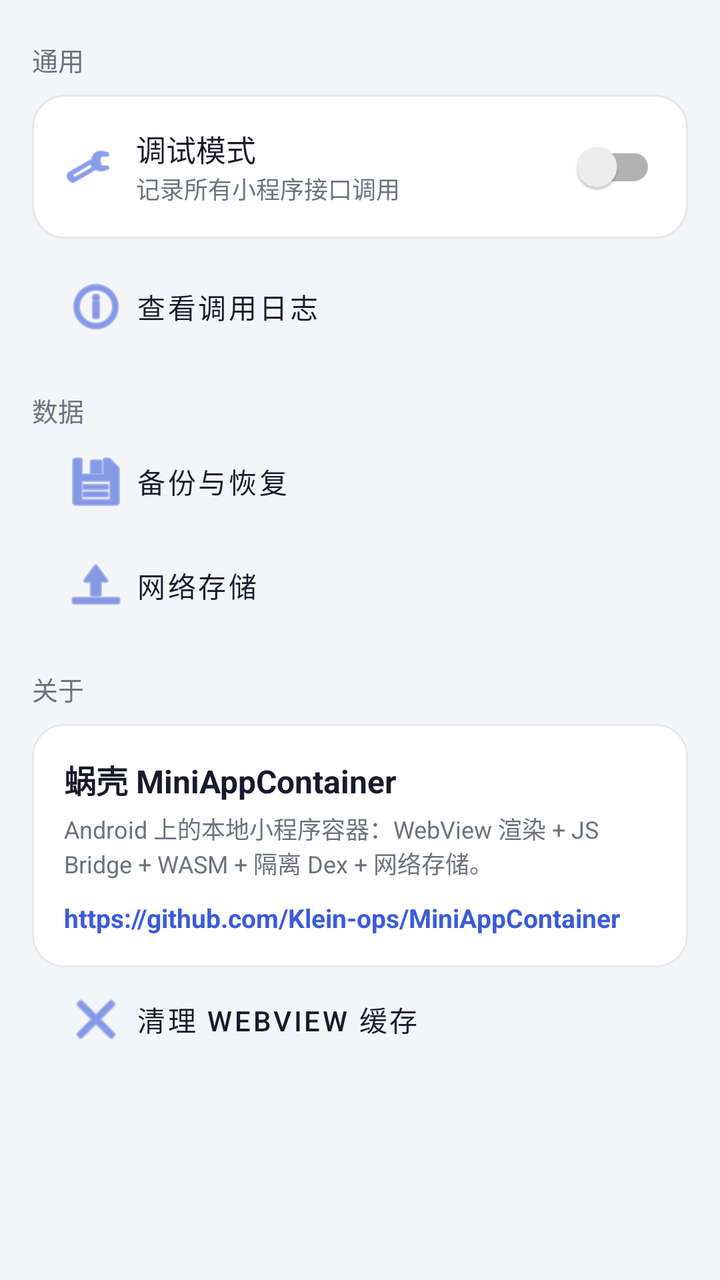
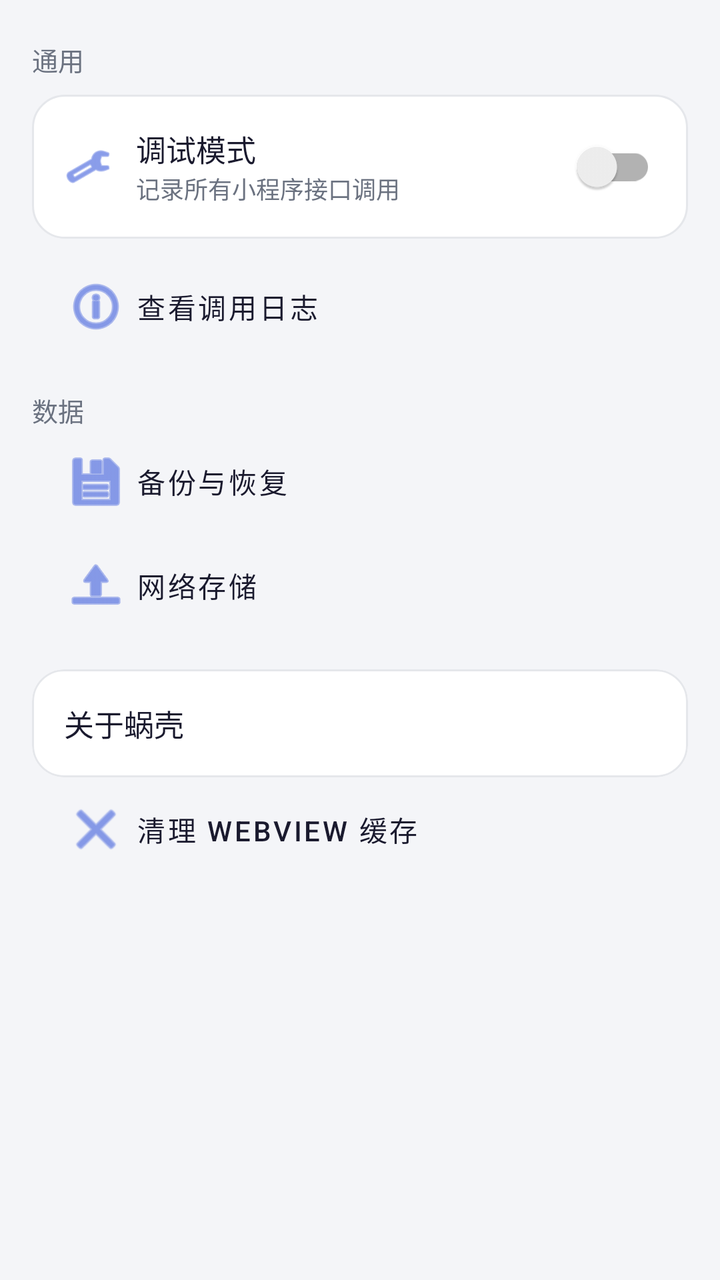

Compare the two renders of this Android layout. The source of the first and the diff that turns it into the second are given below.
<!-- AndroidManifest.xml: application theme Theme.MiniApp -->
<!-- res/layout/page_settings.xml -->
<?xml version="1.0" encoding="utf-8"?>
<ScrollView xmlns:android="http://schemas.android.com/apk/res/android"
    xmlns:app="http://schemas.android.com/apk/res-auto"
    android:layout_width="match_parent"
    android:layout_height="match_parent"
    android:background="@color/bg_window">

    <LinearLayout
        android:layout_width="match_parent"
        android:layout_height="wrap_content"
        android:orientation="vertical"
        android:padding="16dp">

        <TextView
            android:layout_width="match_parent"
            android:layout_height="wrap_content"
            android:layout_marginTop="4dp"
            android:text="通用"
            android:textColor="@color/text_secondary"
            android:textSize="13sp" />

        
        <LinearLayout
            android:layout_width="match_parent"
            android:layout_height="wrap_content"
            android:background="@drawable/shape_card"
            android:layout_marginTop="8dp"
            android:gravity="center_vertical"
            android:orientation="horizontal"
            android:paddingHorizontal="16dp"
            android:paddingVertical="12dp">

            <ImageView
                android:layout_width="24dp"
                android:layout_height="24dp"
                android:contentDescription="调试模式"
                android:src="@android:drawable/ic_menu_manage"
                android:tint="@color/brand_primary" />

            <LinearLayout
                android:layout_width="0dp"
                android:layout_height="wrap_content"
                android:layout_marginStart="12dp"
                android:layout_weight="1"
                android:orientation="vertical">

                <TextView
                    android:layout_width="match_parent"
                    android:layout_height="wrap_content"
                    android:text="调试模式"
                    android:textColor="@color/text_primary"
                    android:textSize="15sp" />

                <TextView
                    android:id="@+id/tv_debug_desc"
                    android:layout_width="match_parent"
                    android:layout_height="wrap_content"
                    android:text="记录所有小程序接口调用"
                    android:textColor="@color/text_secondary"
                    android:textSize="12sp" />
            </LinearLayout>

            <androidx.appcompat.widget.SwitchCompat
                android:id="@+id/switch_debug"
                android:layout_width="wrap_content"
                android:layout_height="wrap_content" />
        </LinearLayout>

        <com.google.android.material.button.MaterialButton
            android:id="@+id/btn_debug_log"
            style="@style/Widget.MaterialComponents.Button.TextButton"
            android:layout_width="match_parent"
            android:layout_height="wrap_content"
            android:layout_marginTop="8dp"
            android:gravity="start|center_vertical"
            android:paddingHorizontal="16dp"
            android:text="查看调用日志"
            android:textColor="@color/text_primary"
            app:icon="@android:drawable/ic_menu_info_details"
            app:iconTint="@color/brand_primary" />

        <TextView
            android:layout_width="match_parent"
            android:layout_height="wrap_content"
            android:layout_marginTop="16dp"
            android:text="数据"
            android:textColor="@color/text_secondary"
            android:textSize="13sp" />

        <com.google.android.material.button.MaterialButton
            android:id="@+id/btn_backup"
            style="@style/Widget.MaterialComponents.Button.TextButton"
            android:layout_width="match_parent"
            android:layout_height="wrap_content"
            android:gravity="start|center_vertical"
            android:paddingHorizontal="16dp"
            android:text="备份与恢复"
            android:textColor="@color/text_primary"
            app:icon="@android:drawable/ic_menu_save"
            app:iconTint="@color/brand_primary" />

        <com.google.android.material.button.MaterialButton
            android:id="@+id/btn_netdisk"
            style="@style/Widget.MaterialComponents.Button.TextButton"
            android:layout_width="match_parent"
            android:layout_height="wrap_content"
            android:gravity="start|center_vertical"
            android:paddingHorizontal="16dp"
            android:text="网络存储"
            android:textColor="@color/text_primary"
            app:icon="@android:drawable/ic_menu_upload"
            app:iconTint="@color/brand_primary" />

        <TextView
            android:layout_width="match_parent"
            android:layout_height="wrap_content"
            android:layout_marginTop="16dp"
            android:text="关于"
            android:textColor="@color/text_secondary"
            android:textSize="13sp" />

        <com.google.android.material.card.MaterialCardView
            android:id="@+id/card_about"
            android:layout_width="match_parent"
            android:layout_height="wrap_content"
            android:layout_marginTop="8dp"
            app:cardBackgroundColor="@color/bg_card"
            app:cardCornerRadius="16dp"
            app:cardElevation="0dp"
            app:strokeColor="@color/divider"
            app:strokeWidth="1dp">

            <LinearLayout
                android:layout_width="match_parent"
                android:layout_height="wrap_content"
                android:orientation="vertical"
                android:padding="16dp">

                <TextView
                    android:layout_width="match_parent"
                    android:layout_height="wrap_content"
                    android:text="蜗壳 MiniAppContainer"
                    android:textColor="@color/text_primary"
                    android:textSize="16sp"
                    android:textStyle="bold" />

                <TextView
                    android:layout_width="match_parent"
                    android:layout_height="wrap_content"
                    android:layout_marginTop="4dp"
                    android:text="Android 上的本地小程序容器：WebView 渲染 + JS Bridge + WASM + 隔离 Dex + 网络存储。"
                    android:textColor="@color/text_secondary"
                    android:textSize="12sp" />

                <TextView
                    android:id="@+id/tv_repo_url"
                    android:layout_width="wrap_content"
                    android:layout_height="wrap_content"
                    android:layout_marginTop="10dp"
                    android:text="https://github.com/Klein-ops/MiniAppContainer"
                    android:textColor="@color/brand_primary"
                    android:textSize="13sp"
                    android:textStyle="bold" />
            </LinearLayout>
        </com.google.android.material.card.MaterialCardView>

        <com.google.android.material.button.MaterialButton
            android:id="@+id/btn_clean_storage"
            style="@style/Widget.MaterialComponents.Button.TextButton"
            android:layout_width="match_parent"
            android:layout_height="wrap_content"
            android:gravity="start|center_vertical"
            android:paddingHorizontal="16dp"
            android:text="清理 WebView 缓存"
            android:textColor="@color/text_primary"
            app:icon="@android:drawable/ic_menu_close_clear_cancel"
            app:iconTint="@color/brand_primary" />

    </LinearLayout>
</ScrollView>
<!-- resources referenced by this layout -->
<resources>
  <color name="bg_card">#FFFFFF</color>
  <color name="bg_window">#F4F5F8</color>
  <color name="brand_primary">#3B5BDB</color>
  <color name="divider">#E5E7EB</color>
  <color name="text_primary">#1A1A2E</color>
  <color name="text_secondary">#6B7280</color>
  <!-- drawable shape_card (drawable) -->
  <shape xmlns:android="http://schemas.android.com/apk/res/android" android:shape="rectangle">
      <solid android:color="@color/bg_card" />
      <corners android:radius="16dp" />
      <stroke android:width="1dp" android:color="@color/divider" />
  </shape>
  <style name="Theme.MiniApp" parent="Theme.MaterialComponents.DayNight.NoActionBar">
          <item name="colorPrimary">@color/brand_primary</item>
          <item name="colorPrimaryVariant">@color/brand_primary_dark</item>
          <item name="colorOnPrimary">#FFFFFF</item>
          <item name="colorSecondary">@color/brand_accent</item>
          <item name="colorOnSecondary">@color/text_primary</item>
          <item name="android:windowBackground">@color/bg_window</item>
          <item name="android:statusBarColor" tools:targetApi="l">@color/brand_primary_dark</item>
          
          <item name="android:windowAnimationStyle">@style/Animation.MiniApp.Activity</item>
          
          <item name="android:alertDialogTheme">@style/ThemeOverlay.MiniApp.RoundedDialog</item>
          <item name="alertDialogTheme">@style/ThemeOverlay.MiniApp.RoundedDialog</item>
          <item name="materialAlertDialogTheme">@style/ThemeOverlay.MiniApp.RoundedDialog</item>
  </style>
  <color name="brand_primary_dark">#26398C</color>
  <color name="brand_accent">#FFC24B</color>
  <style name="Animation.MiniApp.Activity" parent="@android:style/Animation.Activity">
          <item name="android:activityOpenEnterAnimation">@anim/slide_in_right</item>
          <item name="android:activityOpenExitAnimation">@anim/fade_out_slight</item>
          <item name="android:activityCloseEnterAnimation">@anim/fade_in_slight</item>
          <item name="android:activityCloseExitAnimation">@anim/slide_out_right</item>
      </style>
  <style name="ThemeOverlay.MiniApp.RoundedDialog" parent="ThemeOverlay.MaterialComponents.Dialog.Alert">
          <item name="colorPrimary">@color/brand_primary</item>
          <item name="colorSecondary">@color/brand_accent</item>
          <item name="shapeAppearanceOverlay">@style/ShapeAppearance.MiniApp.Dialog</item>
          <item name="buttonBarPositiveButtonStyle">@style/Widget.MiniApp.DialogButton</item>
          <item name="buttonBarNegativeButtonStyle">@style/Widget.MiniApp.DialogButton</item>
          <item name="buttonBarNeutralButtonStyle">@style/Widget.MiniApp.DialogButton</item>
  </style>
  <style name="ShapeAppearance.MiniApp.Dialog" parent="">
          <item name="cornerFamily">rounded</item>
          <item name="cornerSize">24dp</item>
  </style>
  <style name="Widget.MiniApp.DialogButton" parent="Widget.MaterialComponents.Button.TextButton.Dialog">
          <item name="android:textColor">@color/brand_primary</item>
      </style>
</resources>

<!-- the commit's change to res/layout/page_settings.xml (unified diff, before → after) -->
@@ -111,57 +111,28 @@
             app:icon="@android:drawable/ic_menu_upload"
             app:iconTint="@color/brand_primary" />
 
-        <TextView
-            android:layout_width="match_parent"
-            android:layout_height="wrap_content"
-            android:layout_marginTop="16dp"
-            android:text="关于"
-            android:textColor="@color/text_secondary"
-            android:textSize="13sp" />
-
         <com.google.android.material.card.MaterialCardView
             android:id="@+id/card_about"
             android:layout_width="match_parent"
             android:layout_height="wrap_content"
-            android:layout_marginTop="8dp"
+            android:layout_marginTop="16dp"
+            android:clickable="true"
+            android:focusable="true"
+            android:foreground="?attr/selectableItemBackground"
             app:cardBackgroundColor="@color/bg_card"
             app:cardCornerRadius="16dp"
             app:cardElevation="0dp"
             app:strokeColor="@color/divider"
             app:strokeWidth="1dp">
 
-            <LinearLayout
+            <TextView
                 android:layout_width="match_parent"
                 android:layout_height="wrap_content"
-                android:orientation="vertical"
-                android:padding="16dp">
-
-                <TextView
-                    android:layout_width="match_parent"
-                    android:layout_height="wrap_content"
-                    android:text="蜗壳 MiniAppContainer"
-                    android:textColor="@color/text_primary"
-                    android:textSize="16sp"
-                    android:textStyle="bold" />
-
-                <TextView
-                    android:layout_width="match_parent"
-                    android:layout_height="wrap_content"
-                    android:layout_marginTop="4dp"
-                    android:text="Android 上的本地小程序容器：WebView 渲染 + JS Bridge + WASM + 隔离 Dex + 网络存储。"
-                    android:textColor="@color/text_secondary"
-                    android:textSize="12sp" />
-
-                <TextView
-                    android:id="@+id/tv_repo_url"
-                    android:layout_width="wrap_content"
-                    android:layout_height="wrap_content"
-                    android:layout_marginTop="10dp"
-                    android:text="https://github.com/Klein-ops/MiniAppContainer"
-                    android:textColor="@color/brand_primary"
-                    android:textSize="13sp"
-                    android:textStyle="bold" />
-            </LinearLayout>
+                android:paddingHorizontal="16dp"
+                android:paddingVertical="16dp"
+                android:text="关于蜗壳"
+                android:textColor="@color/text_primary"
+                android:textSize="15sp" />
         </com.google.android.material.card.MaterialCardView>
 
         <com.google.android.material.button.MaterialButton
